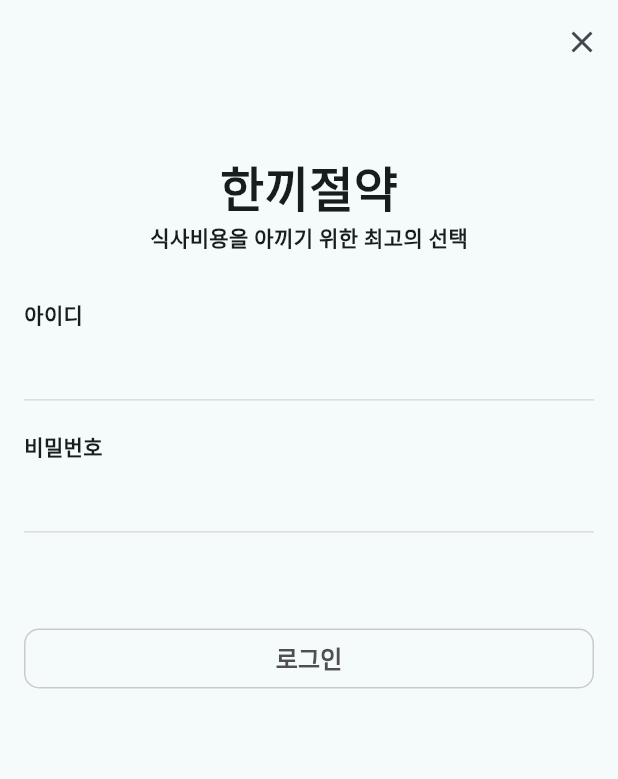
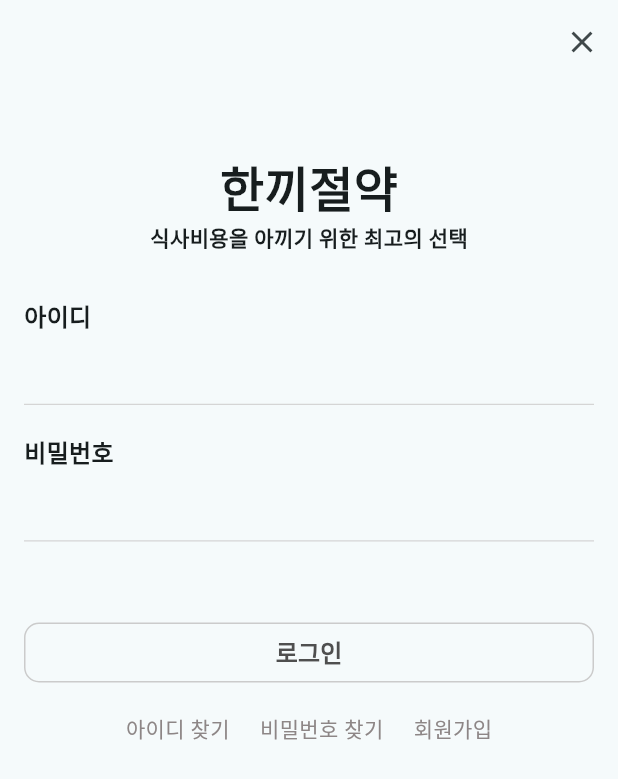
Before and after one commit to minnnisu/together_delivery_flutter_app, a Flutter app: the LoginScreen screen opened by its route, on a phone screen of 412 x 824 dp. Shown: the top 779 px of the screen. Run offline on Flutter 3.47's test engine with Material 3 defaults, Android fonts, the light colour scheme and no system bars; our stand-ins replace dio, flutter_riverpod, flutter_secure_storage, freezed_annotation, injectable, retrofit; accounts and stored records are empty; Roboto replaces fonts that are missing (Pretendard).

Commit message:
회원기능 업데이트

```diff
--- a/lib/user/repository/authRepository.dart
+++ b/lib/user/repository/authRepository.dart
@@ -77,7 +77,6 @@ class AuthRepository {
       apiUrls.logout,
       options: Options(
         headers: {
-          'Authorization': 'Bearer $accessToken',
           'Authorization-refresh': 'Bearer $refreshToken',
         },
       ),
--- a/lib/user/view/login_screen_dart.dart
+++ b/lib/user/view/login_screen_dart.dart
@@ -50,7 +50,9 @@ class LoginForm extends ConsumerWidget {
   Widget build(BuildContext context, WidgetRef ref) {
     var loginRead = ref.read(loginProvider.notifier);
     var loginForm = ref.watch(loginProvider);
-    return Form(
+    return PopScope(
+      onPopInvoked: (didPop) => loginRead.popSignupScreen(),
+      child: Form(
         key: formKey,
         child: ListView(
           children: [
@@ -89,12 +91,49 @@ class LoginForm extends ConsumerWidget {
                 ),
               ],
             ),
-          SubmitBtn(btnName: "로그인", onPressed: () => _submitForm(context, ref))
+            SubmitBtn(
+                btnName: "로그인", onPressed: () => _submitForm(context, ref)),
+            Padding(
+              padding: const EdgeInsets.all(16.0),
+              child: Row(
+                mainAxisAlignment: MainAxisAlignment.center,
+                children: [
+                  Padding(
+                    padding: EdgeInsets.only(right: 20),
+                    child: Text(
+                      "아이디 찾기",
+                      style: TextStyle(
+                        color: Color(0xff8d8686),
+                      ),
+                    ),
+                  ),
+                  Padding(
+                    padding: EdgeInsets.only(right: 20),
+                    child: Text(
+                      "비밀번호 찾기",
+                      style: TextStyle(
+                        color: Color(0xff8d8686),
+                      ),
+                    ),
+                  ),
+                  GestureDetector(
+                    child: Text(
+                      "회원가입",
+                      style: TextStyle(
+                        color: Color(0xff8d8686),
+                      ),
+                    ),
+                    onTap: () =>
+                        Navigator.pushReplacementNamed(context, "/signup"),
+                  ),
                 ],
+              ),
+            )
+          ],
+        ),
       ),
     );
   }
-
 
   // TODO: Provider로 옮기기
   Future<void> _submitForm(BuildContext context, WidgetRef ref) async {
@@ -154,7 +193,7 @@ class ErrorMsg extends StatelessWidget {
   @override
   Widget build(BuildContext context) {
     return Container(
-      margin: EdgeInsets.only(bottom: 20),
+      margin: EdgeInsets.only(bottom: 10),
       child: Text(
         errorMsg,
         style: TextStyle(
--- a/lib/widgets/inputField.dart
+++ b/lib/widgets/inputField.dart
@@ -27,6 +27,7 @@ class InputField extends StatelessWidget {
             fieldName,
             style: const TextStyle(
               fontWeight: FontWeight.w600,
+              fontSize: 16
             ),
           ),
           TextFormField(
```
Also changed, not shown: lib/user/provider/loginNotifier.dart (+7 -3 lines), lib/user/view/signup_screen.dart (+21 -1 lines), lib/user/view/user_info_screen.dart (+70 -13 lines). Lines whose indentation alone changed are shown as unchanged.
